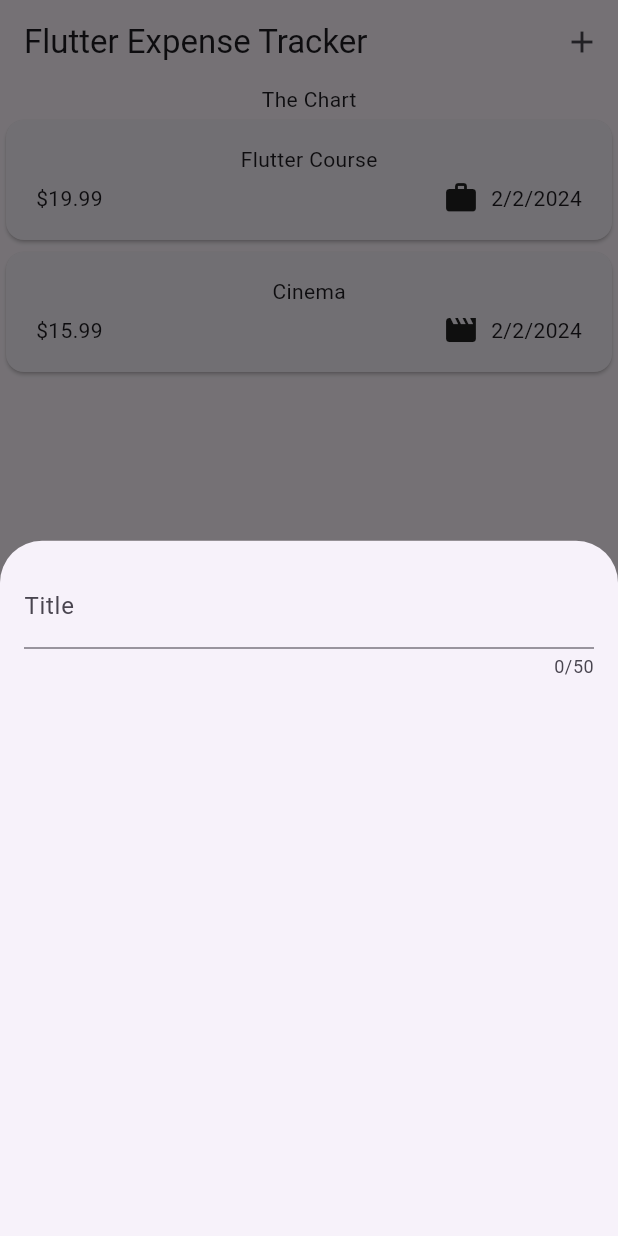
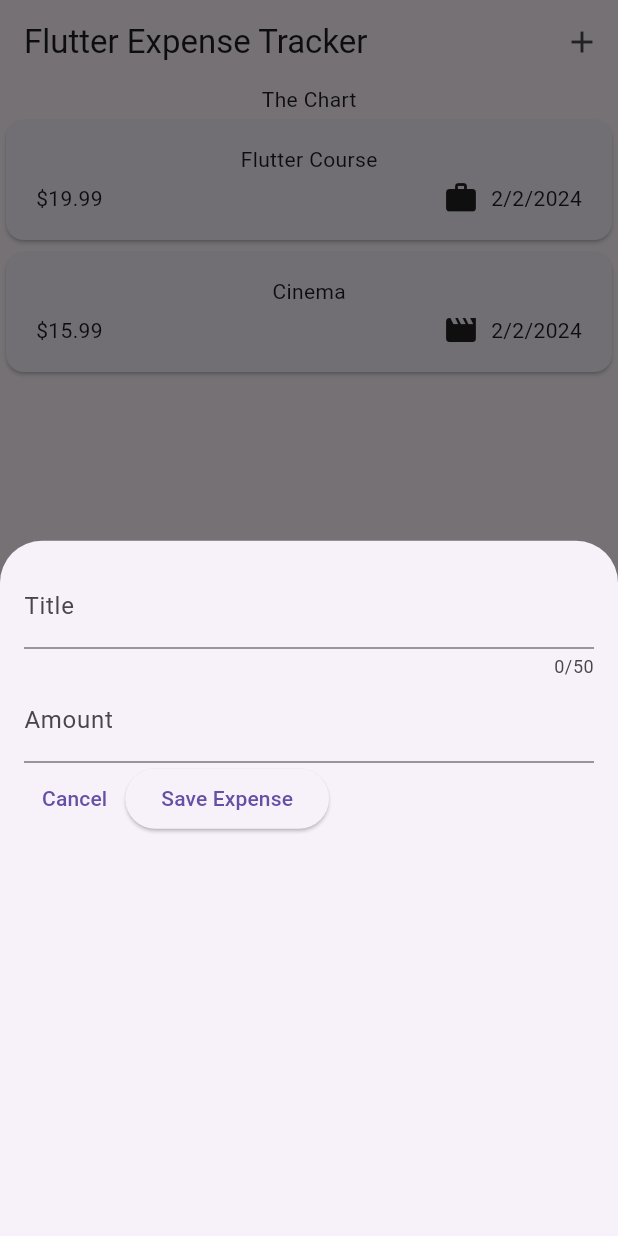
Before and after one commit to spere200/flutter-expense-tracker, a Flutter app: the screen it shows after launch, after a tap on the "add" icon, on a phone screen of 412 x 824 dp. Run offline on Flutter 3.47's test engine with Material 3 defaults, Android fonts, the phone set to English and light mode, and no system bars.

Commit message:
The modal now properly displays text fields and buttons. The cancel button can be clicked to close the modal via Navigator.pop(context)

```diff
--- a/lib/widgets/new_expense.dart
+++ b/lib/widgets/new_expense.dart
@@ -10,17 +10,54 @@ class NewExpense extends StatefulWidget {
 }
 
 class _NewExpenseState extends State<NewExpense> {
+  final _titleController = TextEditingController();
+  final _amountController = TextEditingController();
+
+  // TextEditingControllers need to be diposed of when their container is disposed of,
+  // otherwise it stays in memory and negatively affects performance
+  @override
+  void dispose() {
+    _titleController.dispose();
+    _amountController.dispose();
+    super.dispose();
+  }
+
   @override
   Widget build(BuildContext context) {
-    return const Padding(
-      padding: EdgeInsets.all(16),
+    return Padding(
+      padding: const EdgeInsets.all(16),
       child: Column(
         children: [
           TextField(
+            controller: _titleController,
             maxLength: 50,
-            decoration: InputDecoration(
+            decoration: const InputDecoration(
               label: Text("Title"),
             ),
+          ),
+          TextField(
+            controller: _amountController,
+            keyboardType: TextInputType.number,
+            decoration: const InputDecoration(
+              prefixText: "\$",
+              label: Text("Amount"),
+            ),
+          ),
+          Row(
+            children: [
+              TextButton(
+                  onPressed: () {
+                    Navigator.pop(context);
+                  },
+                  child: const Text("Cancel")),
+              ElevatedButton(
+                  onPressed: () {
+                    print(_titleController.text);
+                    print(_amountController.text);
+                  },
+                  child: const Text("Save Expense")),
+              const SizedBox(width: 10),
+            ],
           ),
         ],
       ),
```
